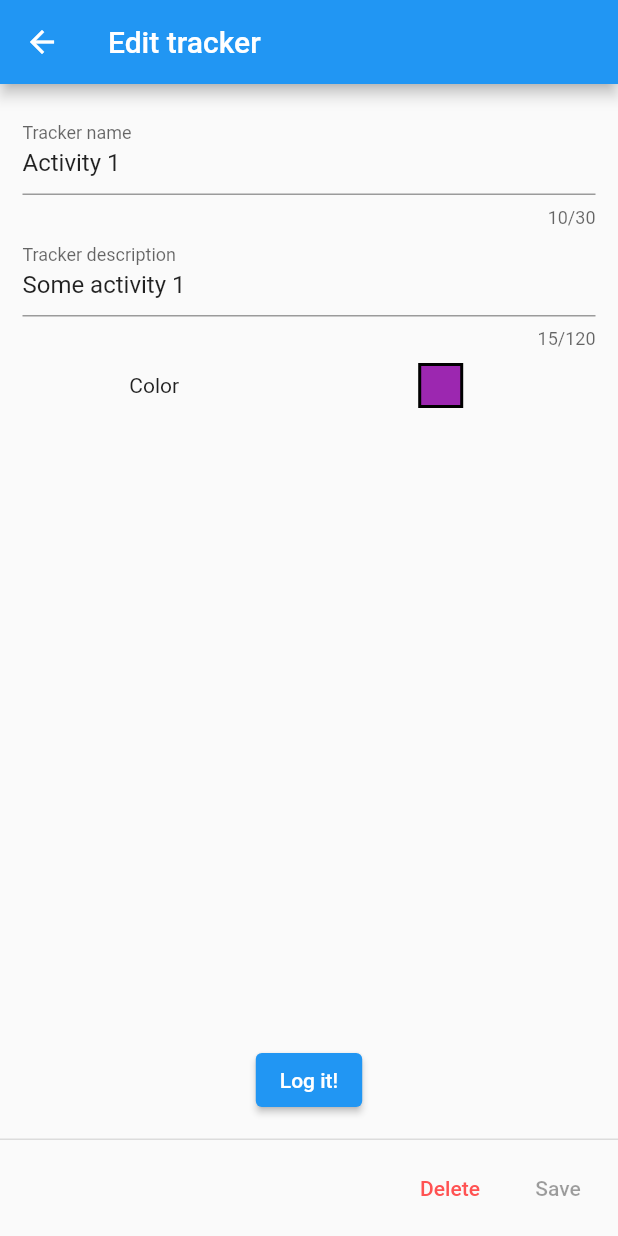
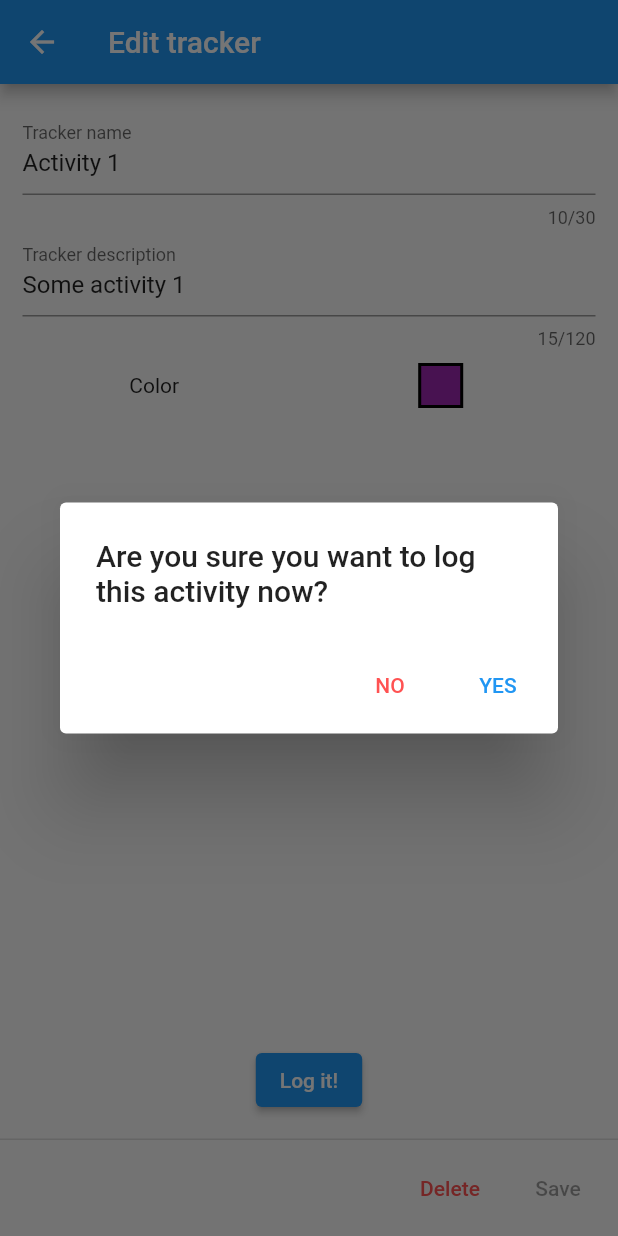
Before and after one commit to VicSera/TimeSense, a Flutter app: the EditTrackerPage screen opened directly with sample values from the repository, after a tap on "Log it!", on a phone screen of 412 x 824 dp. Run offline on Flutter 3.47's test engine with Material 2 defaults, Android fonts, the phone set to English and light mode, and no system bars; our stand-ins replace flutter_colorpicker.

Commit message:
Add confirmation dialog to delete and log operations

```diff
--- a/time_sense/lib/page/edit_tracker_page.dart
+++ b/time_sense/lib/page/edit_tracker_page.dart
@@ -1,7 +1,9 @@
 import 'package:flutter/cupertino.dart';
 import 'package:flutter/material.dart';
 import 'package:time_sense/entity/tracker.dart';
+import 'package:time_sense/util/shorthand.dart';
 import 'package:time_sense/util/types.dart';
+import 'package:time_sense/widget/dialog/confirmation_dialog.dart';
 import 'package:time_sense/widget/dialog/custom_color_picker.dart';
 
 class EditTrackerPage extends StatefulWidget {
@@ -36,34 +38,16 @@ class _EditTrackerPageState extends State<EditTrackerPage> {
       onChanged: formChanged,
       child: ListView(
         children: <Widget>[
-          TextFormField(
-            initialValue: widget.tracker.name,
-            decoration: const InputDecoration(
-                label: Text("Tracker name")
+          nameField(),
+          descriptionField(),
+          colorField()
+        ],
       ),
-            onChanged: (value) => setState(() {
-              widget.tracker.name = value;
-            }),
-            maxLength: 30,
-            validator: (value) =>
-            value!.length > 30 ? "Name shouldn't be longer than 30 characters" :
-            value.isEmpty ? "Name shouldn't be empty" : null,
-          ),
-          TextFormField(
-            initialValue: widget.tracker.description,
-            decoration: const InputDecoration(
-                label: Text("Tracker description")
-            ),
-            onChanged: (value) => setState(() {
-              widget.tracker.description = value;
-            }),
-            maxLength: 120,
-            validator: (value) => value!.length > 120 ? "Description shouldn't be longer than 30 characters" :
-            value.isEmpty ? "Description shouldn't be empty" : null,
-            minLines: 1,
-            maxLines: 4,
-          ),
-          FormField(builder: (FormFieldState<Color> state) =>
+    );
+  }
+
+  FormField<Color> colorField() {
+    return FormField(builder: (FormFieldState<Color> state) =>
       Row(
         mainAxisSize: MainAxisSize.max,
         mainAxisAlignment: MainAxisAlignment.spaceAround,
@@ -96,9 +80,39 @@ class _EditTrackerPageState extends State<EditTrackerPage> {
           )
         ],
       )
-          )
-        ],
+    );
+  }
+
+  TextFormField descriptionField() {
+    return TextFormField(
+          initialValue: widget.tracker.description,
+          decoration: const InputDecoration(
+              label: Text("Tracker description")
           ),
+          onChanged: (value) => setState(() {
+            widget.tracker.description = value;
+          }),
+          maxLength: 120,
+          validator: (value) => value!.length > 120 ? "Description shouldn't be longer than 30 characters" :
+          value.isEmpty ? "Description shouldn't be empty" : null,
+          minLines: 1,
+          maxLines: 4,
+        );
+  }
+
+  TextFormField nameField() {
+    return TextFormField(
+          initialValue: widget.tracker.name,
+          decoration: const InputDecoration(
+              label: Text("Tracker name")
+          ),
+          onChanged: (value) => setState(() {
+            widget.tracker.name = value;
+          }),
+          maxLength: 30,
+          validator: (value) =>
+          value!.length > 30 ? "Name shouldn't be longer than 30 characters" :
+          value.isEmpty ? "Name shouldn't be empty" : null,
         );
   }
 
@@ -110,16 +124,25 @@ class _EditTrackerPageState extends State<EditTrackerPage> {
         } : null,
         child: const Text("Save")
     );
-    var deleteButton = TextButton(
-        onPressed: () {
+    var deleteButton = getDeleteButton();
+
+    return widget.tracker.id == null? [saveButton] : [deleteButton, saveButton];
+  }
+
+  TextButton getDeleteButton() {
+    return TextButton(
+      onPressed: () => confirmationDialog(
+          context: context,
+          confirmationMessage: "Are you sure you want to delete this tracker?",
+          onConfirm: () {
             widget.onDelete!(widget.tracker);
             Navigator.pop(context);
-        },
+          }
+      ),
       child: const Text("Delete",
-          style: TextStyle(color: Colors.redAccent))
+        style: TextStyle(color: Colors.redAccent)
+      )
     );
-
-    return widget.tracker.id == null? [saveButton] : [deleteButton, saveButton];
   }
 
   @override
@@ -133,12 +156,7 @@ class _EditTrackerPageState extends State<EditTrackerPage> {
         child: Column(
           children: <Widget>[
             Expanded(child: getTrackerForm()),
-            ElevatedButton(
-              onPressed: () => setState(() {
-                widget.tracker.logs.add(DateTime.now());
-              }),
-              child: const Text("Log it!")
-            )
+            getLogNowButton()
             // getTrackerForm()
           ],
         )
@@ -147,4 +165,17 @@ class _EditTrackerPageState extends State<EditTrackerPage> {
     );
   }
 
+  ElevatedButton getLogNowButton() {
+    return ElevatedButton(
+      onPressed: () => confirmationDialog(
+          context: context,
+          confirmationMessage: "Are you sure you want to log this activity now?",
+          onConfirm: () => setState(() {
+            widget.tracker.logs.add(DateTime.now());
+          })
+      ),
+      child: const Text("Log it!")
+    );
   }
+
+}
--- /dev/null
+++ b/time_sense/lib/util/shorthand.dart
@@ -0,0 +1,18 @@
+import 'package:flutter/material.dart';
+import 'package:time_sense/widget/dialog/confirmation_dialog.dart';
+
+void confirmationDialog({
+  required BuildContext context,
+  required String confirmationMessage,
+  required Function onConfirm,
+  Function? onCancel
+}) {
+  showDialog(
+      context: context,
+      builder: (context) => ConfirmationDialog(
+        confirmationMessage: confirmationMessage,
+        onConfirm: onConfirm,
+        onCancel: onCancel,
+      )
+  );
+}
--- /dev/null
+++ b/time_sense/lib/widget/dialog/confirmation_dialog.dart
@@ -0,0 +1,48 @@
+import 'package:flutter/cupertino.dart';
+import 'package:flutter/material.dart';
+
+class ConfirmationDialog extends StatefulWidget {
+  const ConfirmationDialog({
+    Key? key,
+    required this.confirmationMessage,
+    required this.onConfirm,
+    this.onCancel
+  }) : super(key: key);
+
+  final String confirmationMessage;
+  final Function onConfirm;
+  final Function? onCancel;
+
+  @override
+  State<StatefulWidget> createState() => _ConfirmationDialogState();
+}
+
+class _ConfirmationDialogState extends State<ConfirmationDialog> {
+  @override
+  Widget build(BuildContext context) {
+    return AlertDialog(
+      title: Text(widget.confirmationMessage),
+      actions: [
+        TextButton(
+            onPressed: () {
+              widget.onCancel?.call();
+              Navigator.pop(context);
+            },
+            child: const Text("NO",
+              style: TextStyle(
+                color: Colors.redAccent
+              )
+            )
+        ),
+        TextButton(
+            onPressed: () {
+              widget.onConfirm.call();
+              Navigator.pop(context);
+            },
+            child: const Text("YES")
+        ),
+      ],
+    );
+  }
+
+}
```
Lines whose indentation alone changed are shown as unchanged.
